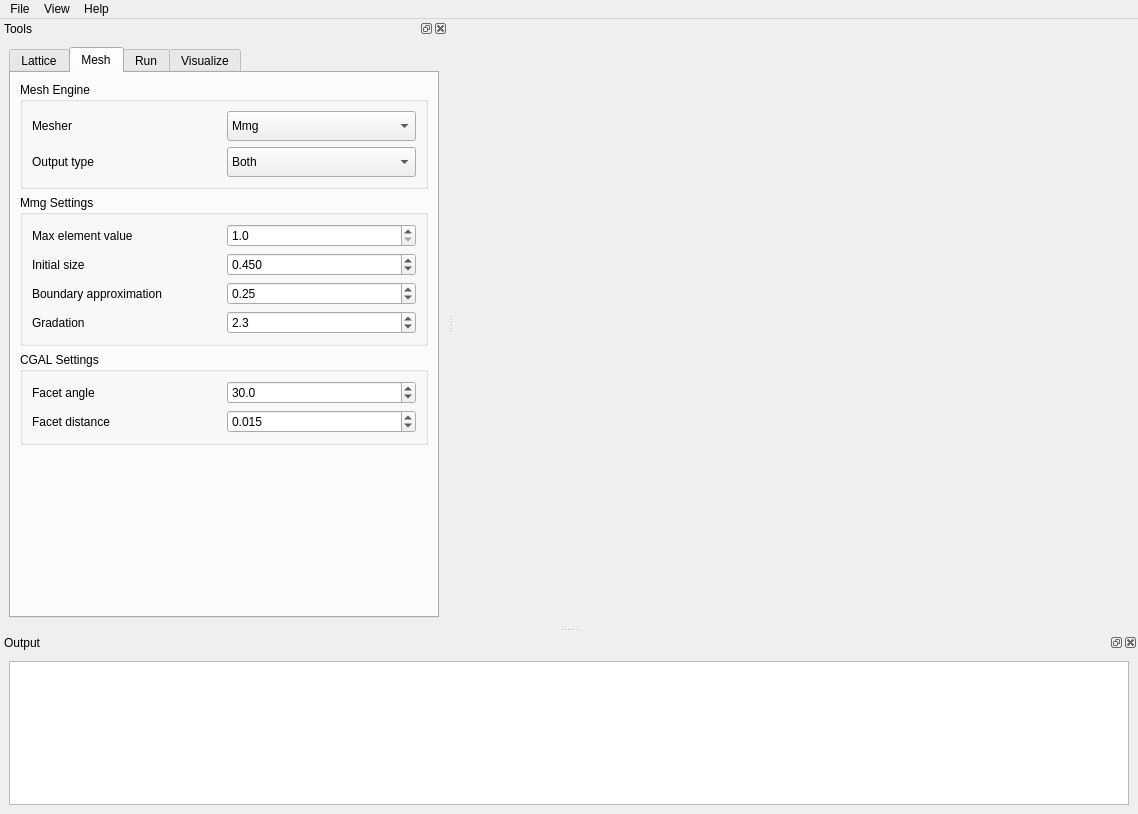
First picture: the form in src/mainwindow.ui, repository tpms-lattice/QASLI, before the edit.
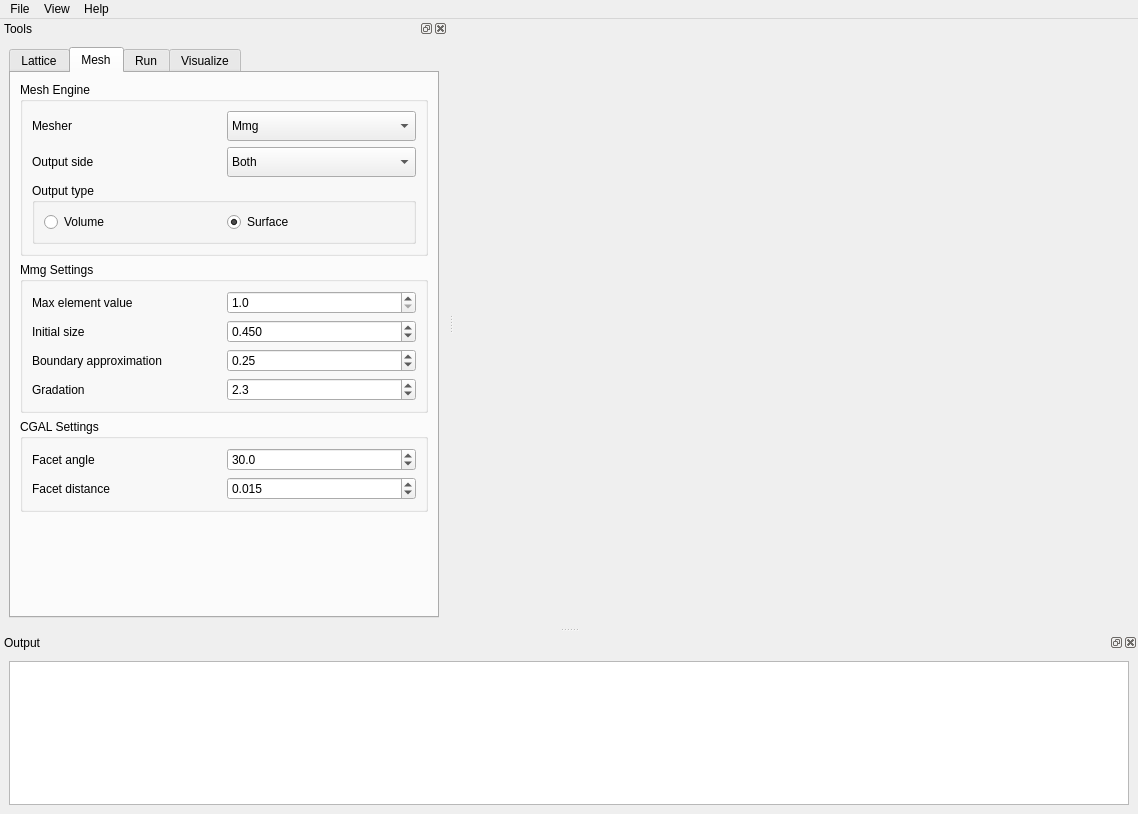
Second picture: the form after the edit. The open tabs and pages were chosen to show the change.

Commit message: add selector for output type in expert mode

The edit to the form file:
```diff
--- a/src/mainwindow.ui
+++ b/src/mainwindow.ui
@@ -921,7 +921,7 @@
                  </size>
                 </property>
                 <property name="text">
-                 <string>Output type</string>
+                 <string>Output side</string>
                 </property>
                 <property name="alignment">
                  <set>Qt::AlignLeading|Qt::AlignLeft|Qt::AlignVCenter</set>
@@ -970,6 +970,36 @@
               </item>
              </layout>
             </item>
+            <item>
+             <widget class="QGroupBox" name="outputTypeGroup">
+              <property name="title">
+               <string>Output type</string>
+              </property>
+              <layout class="QHBoxLayout" name="horizontalLayout_9">
+               <item>
+                <layout class="QHBoxLayout" name="horizontalLayout_3">
+                 <item>
+                  <widget class="QRadioButton" name="outputVolumeRadio">
+                   <property name="text">
+                    <string>Volume</string>
+                   </property>
+                  </widget>
+                 </item>
+                 <item>
+                  <widget class="QRadioButton" name="outputSurfaceRadio">
+                   <property name="text">
+                    <string>Surface</string>
+                   </property>
+                   <property name="checked">
+                    <bool>true</bool>
+                   </property>
+                  </widget>
+                 </item>
+                </layout>
+               </item>
+              </layout>
+             </widget>
+            </item>
            </layout>
           </widget>
          </item>
```
Left out of the diff: 4 changed lines with no effect on the pictures. The commit also changes 1 other file.
